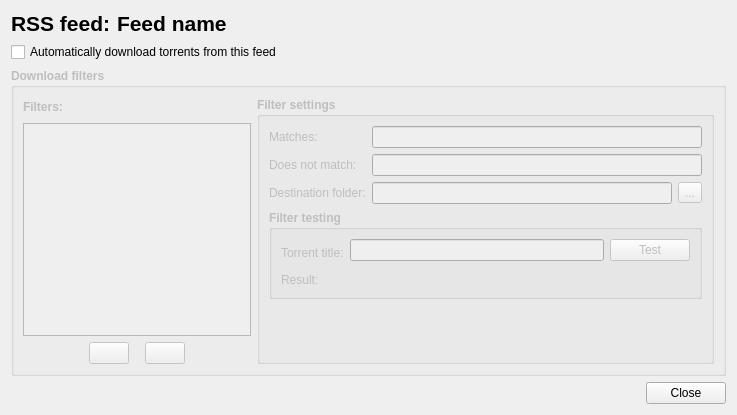
The window that src/FeedDownloader.ui (SysAdminDoc/qBittorrent-Vanced) describes before a commit, drawn with Qt 5.
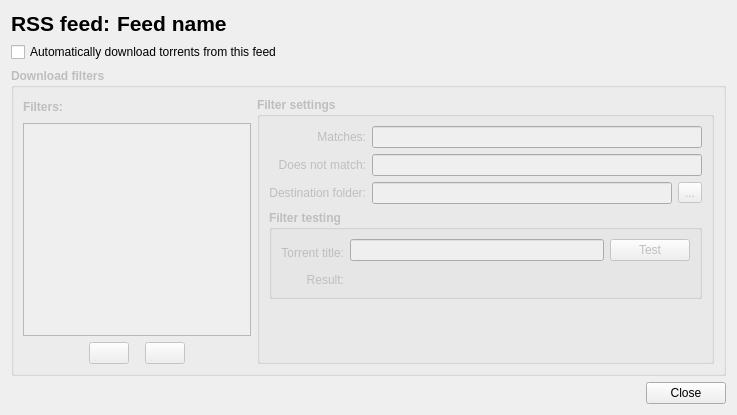
The same window after the commit. Icons and pictures are not drawn.

Commit message: - Already present RSS news were not remembered on startup

```diff
--- a/src/FeedDownloader.ui
+++ b/src/FeedDownloader.ui
@@ -227,6 +227,9 @@
                  <property name="text">
                   <string>Matches:</string>
                  </property>
+                 <property name="alignment">
+                  <set>Qt::AlignRight|Qt::AlignTrailing|Qt::AlignVCenter</set>
+                 </property>
                 </widget>
                </item>
                <item>
@@ -240,6 +243,9 @@
                  <property name="text">
                   <string>Does not match:</string>
                  </property>
+                 <property name="alignment">
+                  <set>Qt::AlignRight|Qt::AlignTrailing|Qt::AlignVCenter</set>
+                 </property>
                 </widget>
                </item>
                <item>
@@ -253,6 +259,9 @@
                  <property name="text">
                   <string>Destination folder:</string>
                  </property>
+                 <property name="alignment">
+                  <set>Qt::AlignRight|Qt::AlignTrailing|Qt::AlignVCenter</set>
+                 </property>
                 </widget>
                </item>
               </layout>
@@ -327,6 +336,9 @@
                     <property name="text">
                      <string>Torrent title:</string>
                     </property>
+                    <property name="alignment">
+                     <set>Qt::AlignRight|Qt::AlignTrailing|Qt::AlignVCenter</set>
+                    </property>
                    </widget>
                   </item>
                   <item>
@@ -340,6 +352,9 @@
                     <property name="text">
                      <string>Result:</string>
                     </property>
+                    <property name="alignment">
+                     <set>Qt::AlignRight|Qt::AlignTrailing|Qt::AlignVCenter</set>
+                    </property>
                    </widget>
                   </item>
                  </layout>
```
The commit also changes 1 other file.
